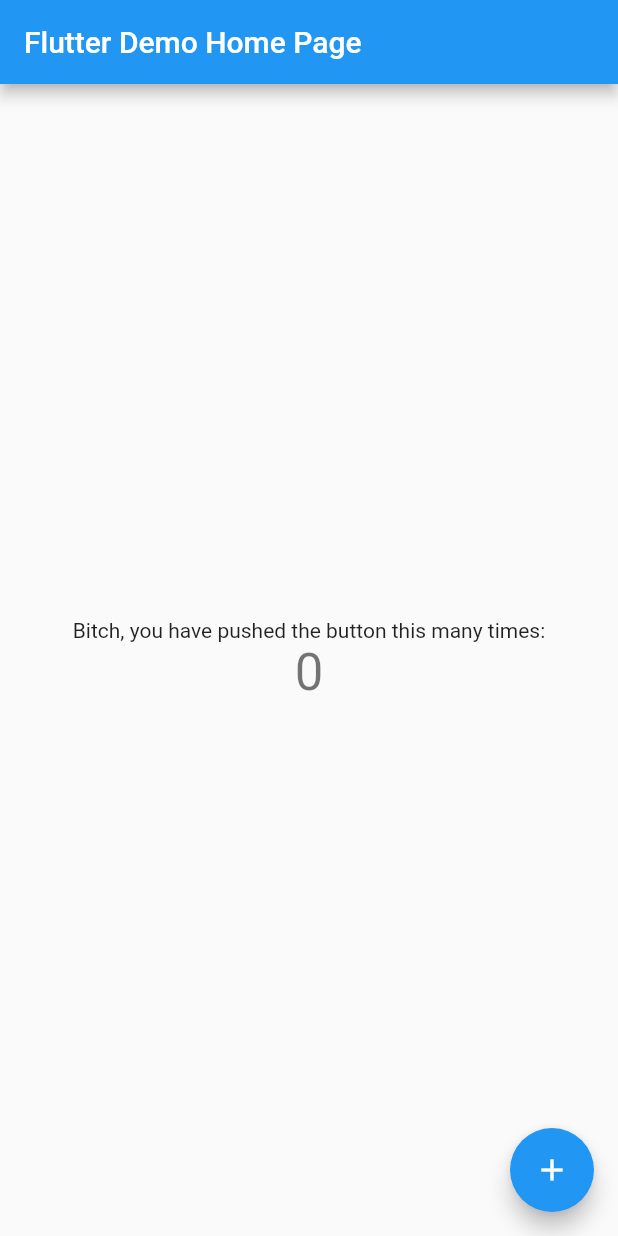
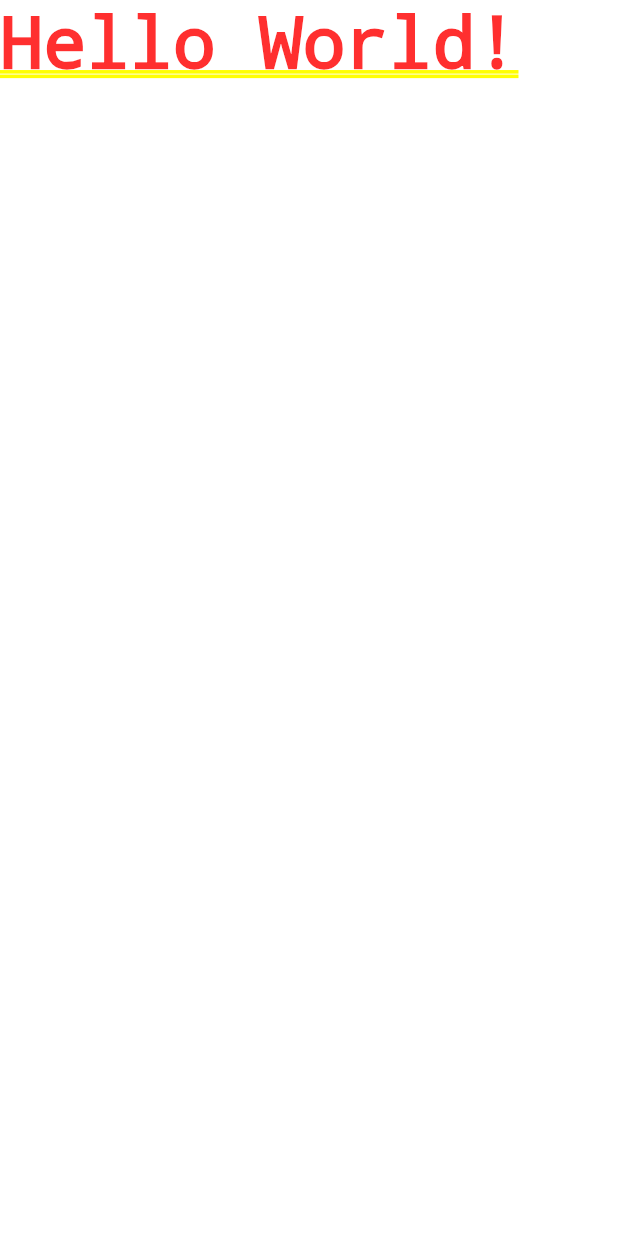
Before and after one commit to jaronschulz/udemy_flutter-and-dart, a Flutter app: the screen it shows after launch, on a phone screen of 412 x 824 dp. Run offline on Flutter 3.47's test engine with Material 2 defaults, Android fonts, the phone set to English and light mode, and no system bars.

Commit message:
created first simple flutter App with "hello world!"

```diff
--- a/lib/main.dart
+++ b/lib/main.dart
@@ -1,111 +1,14 @@
 import 'package:flutter/material.dart';
 
-void main() => runApp(MyApp());
+// void main() {
+//   runApp(MyFirstApp());
+// }
 
-class MyApp extends StatelessWidget {
-  // This widget is the root of your application.
+void main() => runApp(MyFirstApp());
+
+class MyFirstApp extends StatelessWidget {
   @override
   Widget build(BuildContext context) {
-    return MaterialApp(
-      title: 'Flutter Demo',
-      theme: ThemeData(
-        // This is the theme of your application.
-        //
-        // Try running your application with "flutter run". You'll see the
-        // application has a blue toolbar. Then, without quitting the app, try
-        // changing the primarySwatch below to Colors.green and then invoke
-        // "hot reload" (press "r" in the console where you ran "flutter run",
-        // or simply save your changes to "hot reload" in a Flutter IDE).
-        // Notice that the counter didn't reset back to zero; the application
-        // is not restarted.
-        primarySwatch: Colors.blue,
-      ),
-      home: MyHomePage(title: 'Flutter Demo Home Page'),
-    );
+    return MaterialApp(home: Text('Hello World!'));
   }
 }
-
-class MyHomePage extends StatefulWidget {
-  MyHomePage({Key key, this.title}) : super(key: key);
-
-  // This widget is the home page of your application. It is stateful, meaning
-  // that it has a State object (defined below) that contains fields that affect
-  // how it looks.
-
-  // This class is the configuration for the state. It holds the values (in this
-  // case the title) provided by the parent (in this case the App widget) and
-  // used by the build method of the State. Fields in a Widget subclass are
-  // always marked "final".
-
-  final String title;
-
-  @override
-  _MyHomePageState createState() => _MyHomePageState();
-}
-
-class _MyHomePageState extends State<MyHomePage> {
-  int _counter = 0;
-
-  void _incrementCounter() {
-    setState(() {
-      // This call to setState tells the Flutter framework that something has
-      // changed in this State, which causes it to rerun the build method below
-      // so that the display can reflect the updated values. If we changed
-      // _counter without calling setState(), then the build method would not be
-      // called again, and so nothing would appear to happen.
-      _counter++;
-    });
-  }
-
-  @override
-  Widget build(BuildContext context) {
-    // This method is rerun every time setState is called, for instance as done
-    // by the _incrementCounter method above.
-    //
-    // The Flutter framework has been optimized to make rerunning build methods
-    // fast, so that you can just rebuild anything that needs updating rather
-    // than having to individually change instances of widgets.
-    return Scaffold(
-      appBar: AppBar(
-        // Here we take the value from the MyHomePage object that was created by
-        // the App.build method, and use it to set our appbar title.
-        title: Text(widget.title),
-      ),
-      body: Center(
-        // Center is a layout widget. It takes a single child and positions it
-        // in the middle of the parent.
-        child: Column(
-          // Column is also layout widget. It takes a list of children and
-          // arranges them vertically. By default, it sizes itself to fit its
-          // children horizontally, and tries to be as tall as its parent.
-          //
-          // Invoke "debug painting" (press "p" in the console, choose the
-          // "Toggle Debug Paint" action from the Flutter Inspector in Android
-          // Studio, or the "Toggle Debug Paint" command in Visual Studio Code)
-          // to see the wireframe for each widget.
-          //
-          // Column has various properties to control how it sizes itself and
-          // how it positions its children. Here we use mainAxisAlignment to
-          // center the children vertically; the main axis here is the vertical
-          // axis because Columns are vertical (the cross axis would be
-          // horizontal).
-          mainAxisAlignment: MainAxisAlignment.center,
-          children: <Widget>[
-            Text(
-              'Bitch, you have pushed the button this many times:',
-            ),
-            Text(
-              '$_counter',
-              style: Theme.of(context).textTheme.display1,
-            ),
-          ],
-        ),
-      ),
-      floatingActionButton: FloatingActionButton(
-        onPressed: _incrementCounter,
-        tooltip: 'Increment',
-        child: Icon(Icons.add),
-      ), // This trailing comma makes auto-formatting nicer for build methods.
-    );
-  }
-}
```
